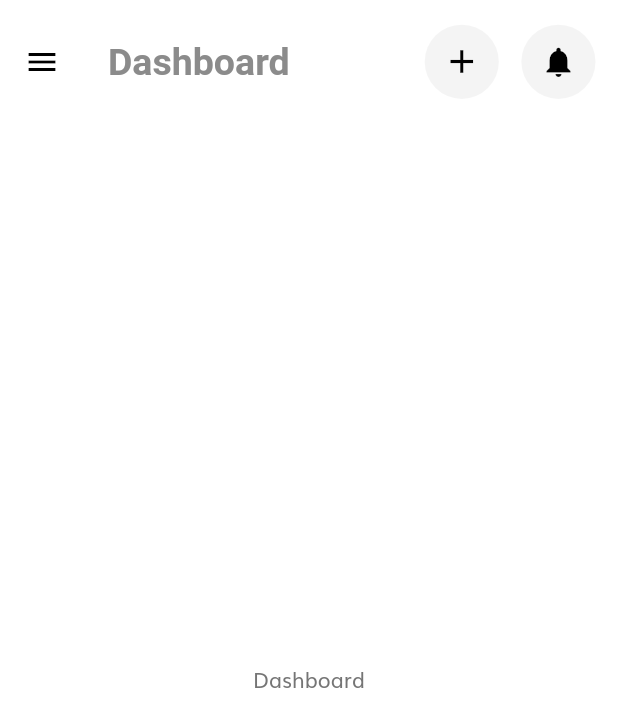
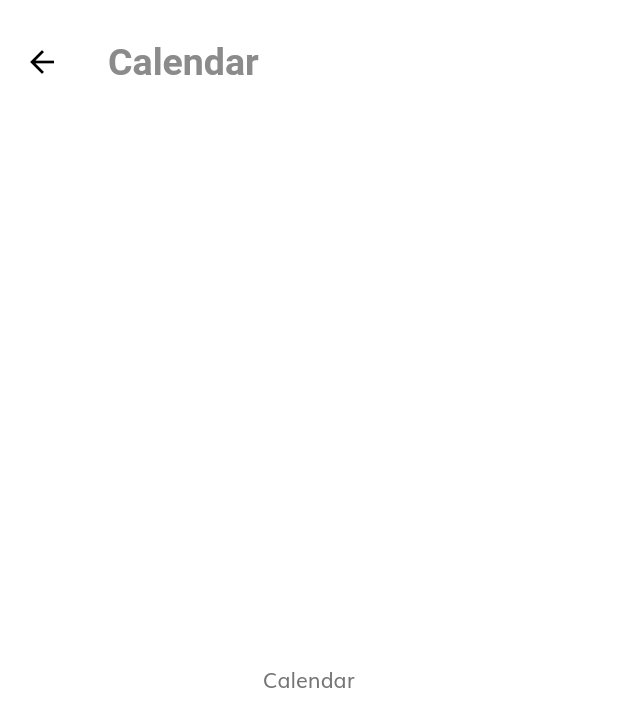
Before and after one commit to Chevronner/Attendance-Management-App, a Flutter app: the DashBoard screen opened by its route, in the side drawer, after a tap on "Calender", on a phone screen of 412 x 824 dp. Shown: the top 727 px of the screen. Run offline on Flutter 3.47's test engine with Material 2 defaults, Android fonts, the phone set to English and light mode, and no system bars; our stand-ins replace flutter_svg, font_awesome_flutter.

Commit message:
added calendar page

```diff
--- a/lib/components/navDrawer.dart
+++ b/lib/components/navDrawer.dart
@@ -1,3 +1,4 @@
+import 'package:checkbox/screens/calendar/calendar_screen.dart';
 import 'package:flutter/material.dart';
 import 'package:checkbox/constants.dart';
 import 'package:checkbox/size_config.dart';
@@ -130,7 +131,9 @@ class NavDrawer extends StatelessWidget {
                 fontSize: 17,
               ),
             ),
-            onTap: () => {Navigator.of(context).pop()},
+            onTap: () => {
+              Navigator.pushNamed(context, Calendar.routeName),
+            },
           ),
           ListTile(
             leading: Container(
--- a/lib/routes.dart
+++ b/lib/routes.dart
@@ -7,6 +7,7 @@ import 'package:checkbox/screens/login_success/login_success_screen.dart';
 import 'package:checkbox/screens/otp/otp_screen.dart';
 import 'package:checkbox/screens/sign_in/sign_in_screen.dart';
 import 'package:checkbox/screens/sign_up/sign_up_screen.dart';
+import 'package:checkbox/screens/calendar/calendar_screen.dart';
 
 // We use name route
 // All our routes will be available here
@@ -19,4 +20,5 @@ final Map<String, WidgetBuilder> routes = {
   OtpScreen.routeName: (context) => OtpScreen(),
   DashBoard.routeName: (context) => DashBoard(),
   HomeScreen.routeName: (context) => HomeScreen(),
+  Calendar.routeName: (context) => Calendar(),
 };
--- /dev/null
+++ b/lib/screens/calendar/calendar_screen.dart
@@ -0,0 +1,24 @@
+import 'package:checkbox/screens/calendar/components/body.dart';
+import 'package:flutter/material.dart';
+
+import '../../size_config.dart';
+
+class Calendar extends StatelessWidget {
+  static String routeName = "/calendar";
+  @override
+  Widget build(BuildContext context) {
+    return Scaffold(
+      appBar: AppBar(
+        title: Text(
+          "Calendar",
+          style: TextStyle(
+            fontSize: 25,
+            fontWeight: FontWeight.w600,
+          ),
+        ),
+        toolbarHeight: SizeConfig.screenHeight * 0.1,
+      ),
+      body: Body(),
+    );
+  }
+}
--- /dev/null
+++ b/lib/screens/calendar/components/body.dart
@@ -0,0 +1,17 @@
+import 'package:flutter/material.dart';
+
+class Body extends StatefulWidget {
+  @override
+  _BodyState createState() => _BodyState();
+}
+
+class _BodyState extends State<Body> {
+  @override
+  Widget build(BuildContext context) {
+    return Container(
+      child: Center(
+        child: Text("Calendar"),
+      ),
+    );
+  }
+}
```
